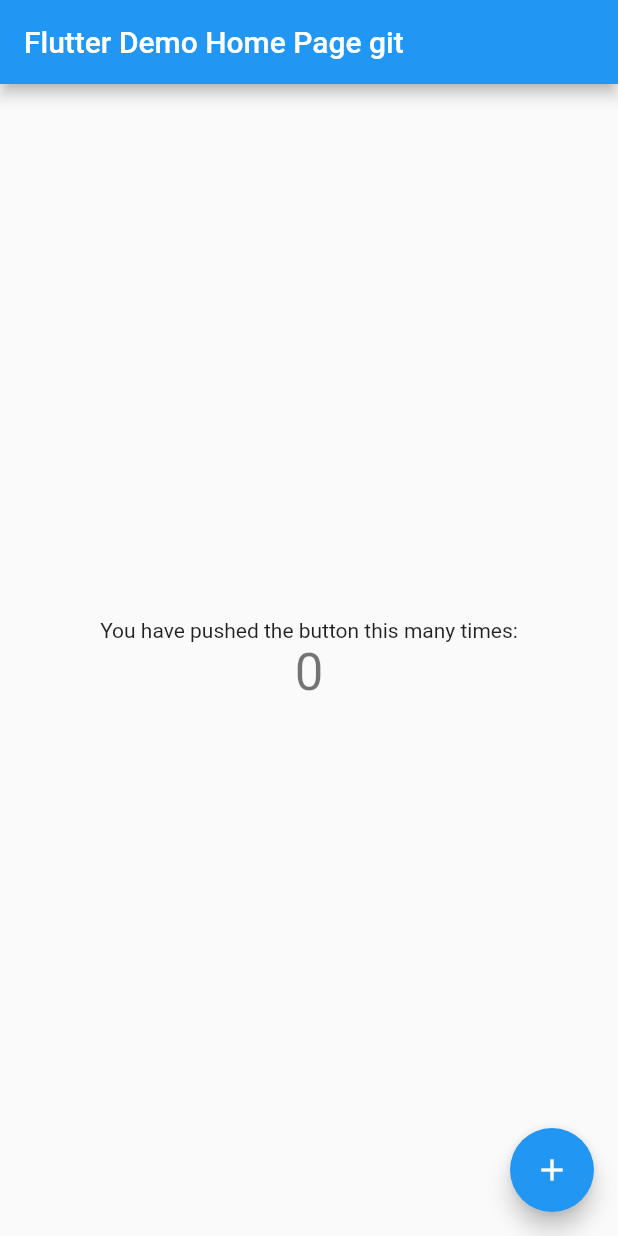
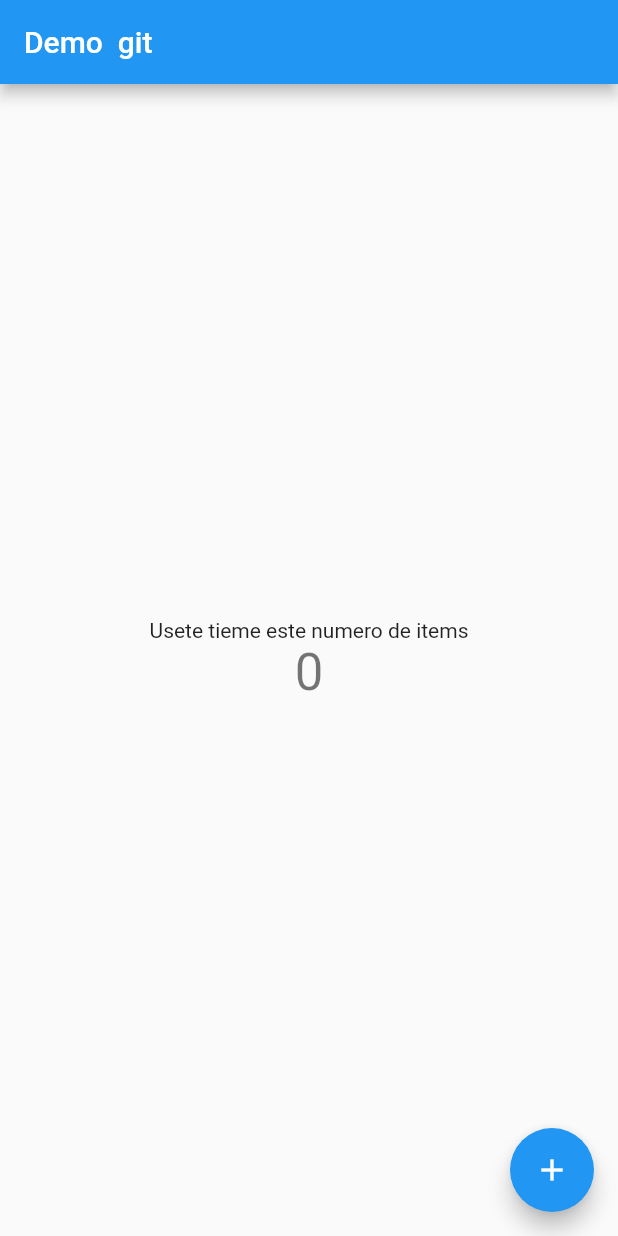
Before and after one commit to Karlocrb/git, a Flutter app: the screen it shows after launch, on a phone screen of 412 x 824 dp. Run offline on Flutter 3.47's test engine with Material 2 defaults, Android fonts, the phone set to English and light mode, and no system bars.

Commit message:
Cambios de titulos

```diff
--- a/lib/main.dart
+++ b/lib/main.dart
@@ -12,7 +12,7 @@ class MyApp extends StatelessWidget {
 
         primarySwatch: Colors.blue,
       ),
-      home: MyHomePage(title: 'Flutter Demo Home Page git'),
+      home: MyHomePage(title: 'Demo  git'),
     );
   }
 }
@@ -57,7 +57,7 @@ class _MyHomePageState extends State<MyHomePage> {
           mainAxisAlignment: MainAxisAlignment.center,
           children: <Widget>[
             Text(
-              'You have pushed the button this many times:',
+              'Usete tieme este numero de items',
             ),
             Text(
               '$_counter',
@@ -68,7 +68,7 @@ class _MyHomePageState extends State<MyHomePage> {
       ),
       floatingActionButton: FloatingActionButton(
         onPressed: _incrementCounter,
-        tooltip: 'Increment',
+        tooltip: 'Incremento',
         child: Icon(Icons.add),
       ), // This trailing comma makes auto-formatting nicer for build methods.
     );
```
Also changed, not shown: 5 other files.
